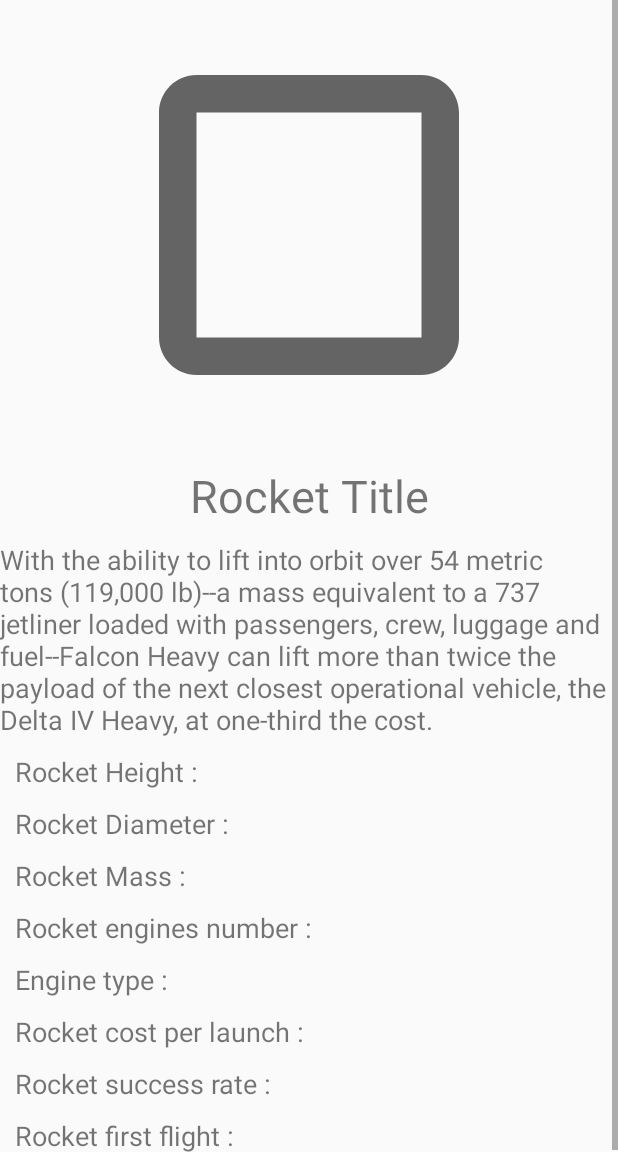
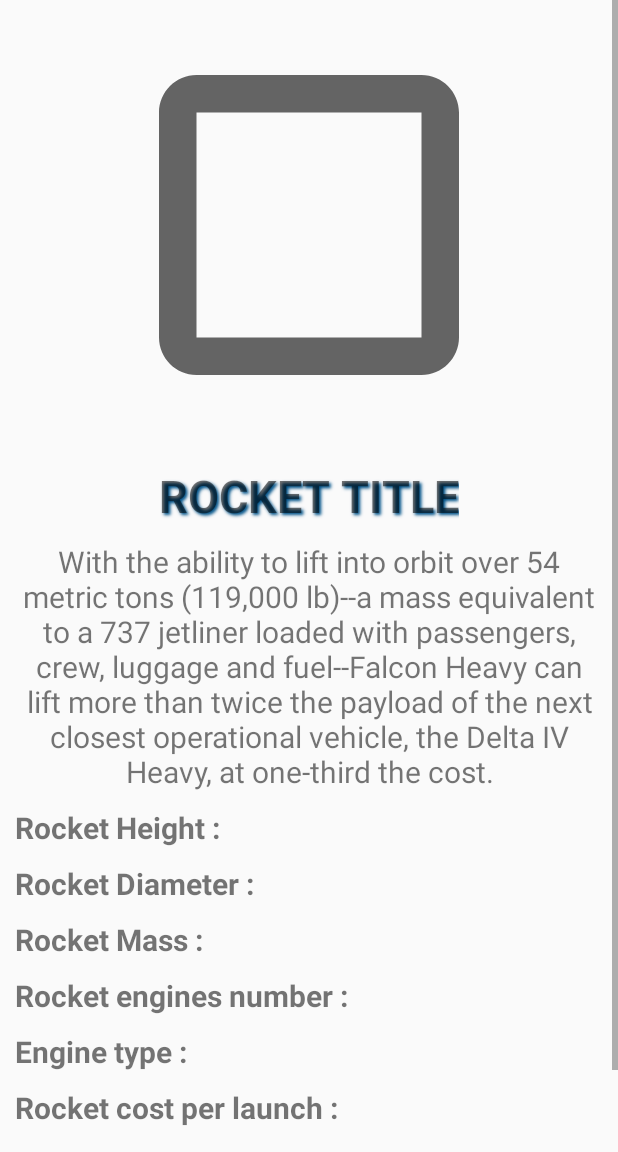
Before and after one commit to Sunoyr/Android_SpaceX_App, an Android app: the layout activity_rocket_details.xml on its own in the app's theme, with its tools: preview values and no code run, on a phone screen of 412 x 824 dp, the part 84-1236 px from its top. Run offline under Robolectric (Android 15) with nearby library versions, the phone set to English and light mode, and no system bars.

Commit message:
fix: display of details activities

```diff
--- a/app/src/main/java/android/eservices/spacex/presentation/fragment/RocketFragment.java
+++ b/app/src/main/java/android/eservices/spacex/presentation/fragment/RocketFragment.java
@@ -49,7 +49,7 @@
         RecyclerView recyclerView = rootView.findViewById(R.id.rockets);
         adapter = new RocketAdapter();
         recyclerView.setAdapter(adapter);
-        recyclerView.setLayoutManager(new GridLayoutManager(getContext(),2));
+        recyclerView.setLayoutManager(new LinearLayoutManager(getContext()));
         recyclerView.setNestedScrollingEnabled(false);
     }
 
--- a/app/src/main/res/drawable/ic_back.xml
+++ b/app/src/main/res/drawable/ic_back.xml
@@ -1,5 +1,5 @@
-<vector android:height="24dp" android:tint="#FFFFFF"
+<vector android:height="24dp" android:tint="@color/colorAccent"
     android:viewportHeight="24" android:viewportWidth="24"
     android:width="24dp" xmlns:android="http://schemas.android.com/apk/res/android">
-    <path android:fillColor="@android:color/white" android:pathData="M20,11H7.83l5.59,-5.59L12,4l-8,8 8,8 1.41,-1.41L7.83,13H20v-2z"/>
+    <path android:fillColor="@color/colorPrimary" android:pathData="M20,11H7.83l5.59,-5.59L12,4l-8,8 8,8 1.41,-1.41L7.83,13H20v-2z"/>
 </vector>
--- a/app/src/main/res/layout/activity_rocket_details.xml
+++ b/app/src/main/res/layout/activity_rocket_details.xml
@@ -39,11 +39,17 @@
                 app:layout_constraintTop_toBottomOf="@+id/rocket_image_imageView"
                 android:layout_marginTop="10dp"
                 android:textSize="30sp"
+                android:textAllCaps="true"
+                android:textStyle="bold"
+                android:shadowColor="@color/colorAccent"
+                android:shadowDx="2"
+                android:shadowDy="2"
+                android:shadowRadius="2"
                 tools:text="@string/rocket_title"/>
 
             <TextView
                 android:id="@+id/rocket_description_textView"
-                android:layout_width="wrap_content"
+                android:layout_width="match_parent"
                 android:layout_height="wrap_content"
                 app:layout_constraintTop_toBottomOf="@+id/rocket_name_textview"
                 app:layout_constraintRight_toRightOf="parent"
@@ -51,8 +57,10 @@
                 android:layout_marginTop="10dp"
                 android:layout_marginLeft="10dp"
                 android:layout_marginRight="10dp"
-                android:textSize="18sp"
-                tools:text="@string/rocket_description"/>
+                android:textSize="20sp"
+                android:textAlignment="center"
+                android:gravity="center_horizontal"
+                tools:text="@string/rocket_description" />
 
             <TextView
                 android:id="@+id/rocket_height_textView"
@@ -62,7 +70,8 @@
                 app:layout_constraintLeft_toLeftOf="parent"
                 android:layout_marginTop="10dp"
                 android:layout_marginLeft="10dp"
-                android:textSize="18sp"
+                android:textSize="20sp"
+                android:textStyle="bold"
                 tools:text="@string/rocket_height"/>
 
             <TextView
@@ -73,7 +82,8 @@
                 app:layout_constraintLeft_toLeftOf="parent"
                 android:layout_marginTop="10dp"
                 android:layout_marginLeft="10dp"
-                android:textSize="18sp"
+                android:textSize="20sp"
+                android:textStyle="bold"
                 tools:text="@string/rocket_diameter"/>
 
             <TextView
@@ -84,7 +94,8 @@
                 app:layout_constraintLeft_toLeftOf="parent"
                 android:layout_marginTop="10dp"
                 android:layout_marginLeft="10dp"
-                android:textSize="18sp"
+                android:textSize="20sp"
+                android:textStyle="bold"
                 tools:text="@string/rocket_mass"/>
 
             <TextView
@@ -95,7 +106,8 @@
                 app:layout_constraintLeft_toLeftOf="parent"
                 android:layout_marginTop="10dp"
                 android:layout_marginLeft="10dp"
-                android:textSize="18sp"
+                android:textSize="20sp"
+                android:textStyle="bold"
                 tools:text="@string/rocket_engines"/>
 
             <TextView
@@ -106,7 +118,8 @@
                 app:layout_constraintLeft_toLeftOf="parent"
                 android:layout_marginTop="10dp"
                 android:layout_marginLeft="10dp"
-                android:textSize="18sp"
+                android:textSize="20sp"
+                android:textStyle="bold"
                 tools:text="@string/rocket_engines_type"/>
 
             <TextView
@@ -117,7 +130,8 @@
                 app:layout_constraintLeft_toLeftOf="parent"
                 android:layout_marginTop="10dp"
                 android:layout_marginLeft="10dp"
-                android:textSize="18sp"
+                android:textSize="20sp"
+                android:textStyle="bold"
                 tools:text="@string/rocket_cost_per_launch"/>
 
             <TextView
@@ -128,7 +142,8 @@
                 app:layout_constraintLeft_toLeftOf="parent"
                 android:layout_marginTop="10dp"
                 android:layout_marginLeft="10dp"
-                android:textSize="18sp"
+                android:textSize="20sp"
+                android:textStyle="bold"
                 tools:text="@string/rocket_success_rate"/>
 
             <TextView
@@ -139,7 +154,8 @@
                 app:layout_constraintLeft_toLeftOf="parent"
                 android:layout_marginTop="10dp"
                 android:layout_marginLeft="10dp"
-                android:textSize="18sp"
+                android:textSize="20sp"
+                android:textStyle="bold"
                 tools:text="@string/rocket_first_flight"/>
         </androidx.constraintlayout.widget.ConstraintLayout>
     </ScrollView>
--- a/app/src/main/res/layout/item_rocket.xml
+++ b/app/src/main/res/layout/item_rocket.xml
@@ -32,6 +32,7 @@
             android:layout_height="wrap_content"
             android:layout_marginStart="10dp"
             android:layout_marginLeft="10dp"
+            android:layout_marginRight="10dp"
             android:layout_marginBottom="10dp"
             android:textAllCaps="true"
             android:textColor="@android:color/white"
@@ -45,8 +46,6 @@
             app:layout_constraintRight_toRightOf="@id/icon_rocket_imageview"
             app:layout_constraintVertical_chainStyle="packed"
             tools:text="Falcon Heavy" />
-
-
     </androidx.constraintlayout.widget.ConstraintLayout>
 
 </androidx.cardview.widget.CardView>
--- a/app/src/main/res/values/styles.xml
+++ b/app/src/main/res/values/styles.xml
@@ -1,17 +1,9 @@
 <resources>
-
     <!-- Base application theme. -->
     <style name="AppTheme" parent="Theme.AppCompat.Light.NoActionBar">
         <!-- Customize your theme here. -->
         <item name="colorPrimary">@color/colorPrimary</item>
         <item name="colorPrimaryDark">@color/colorPrimaryDark</item>
         <item name="colorAccent">@color/colorAccent</item>
-        <item name="android:actionOverflowButtonStyle">@style/MyActionButtonOverflow</item>
     </style>
-
-    <!-- Style to replace actionbar overflow icon. set item 'android:actionOverflowButtonStyle' in AppTheme -->
-    <style name="MyActionButtonOverflow" parent="android:style/Widget.Holo.Light.ActionButton.Overflow">
-        <item name="android:src">@drawable/ic_list</item>
-    </style>
-
 </resources>
```
Also changed, not shown: app/src/main/java/android/eservices/spacex/presentation/RocketDetailsActivity.java (+6 -6 lines), app/src/main/res/layout/activity_launch_details.xml (+16 -6 lines), app/src/main/res/layout/item_launch.xml (+15 -5 lines).
